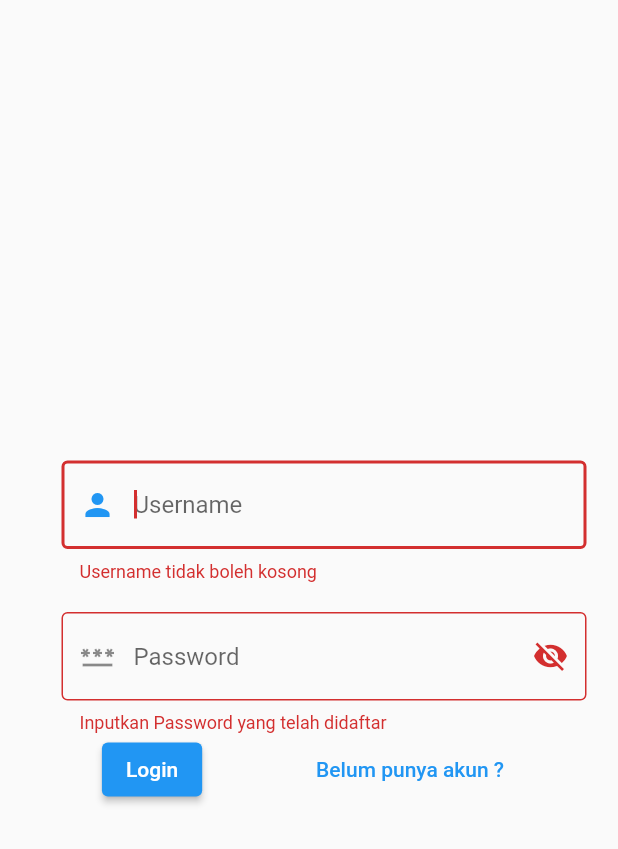
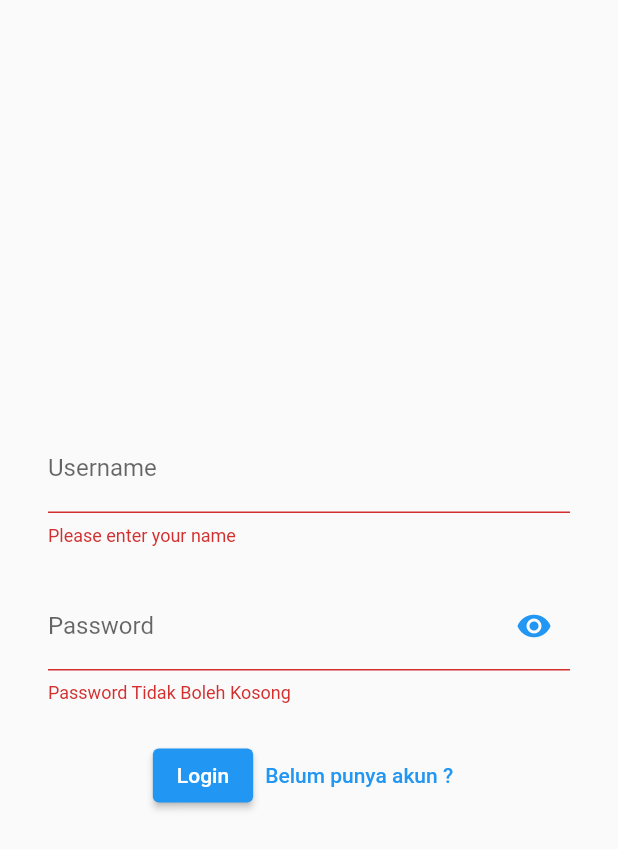
Before and after one commit to ErickMarcellinoP18/11_PBPtransportasi, a Flutter app: the LoginView screen opened directly, after a tap on "Login", on a phone screen of 412 x 824 dp. Shown: the top 849 px of the screen. Run offline on Flutter 3.47's test engine with Material 2 defaults, Android fonts, the light colour scheme and no system bars; our stand-ins replace flutter_slidable, shared_preferences, sqflite; accounts and stored records are empty.

Commit message:
register login done

```diff
--- a/lib/database/sql_helper.dart
+++ b/lib/database/sql_helper.dart
@@ -55,4 +55,10 @@ class SQLHelper {
     final db = await SQLHelper.db();
     return await db.delete('user', where: "id = $id");
   }
+
+  static Future<bool> emailUnique(String email) async {
+    final db = await SQLHelper.db();
+    final result = await db.query('user', where: "email =" '$email');
+    return false;
+  }
 }
--- a/lib/view/login.dart
+++ b/lib/view/login.dart
@@ -2,6 +2,7 @@ import 'package:flutter/material.dart';
 import 'package:transportasi_11/component/passComp.dart';
 import 'package:transportasi_11/view/home.dart';
 import 'package:transportasi_11/view/register.dart';
+import 'package:transportasi_11/database/sql_helper.dart';
 import 'package:transportasi_11/component/form_component.dart';
 
 class LoginView extends StatefulWidget {
@@ -14,63 +15,130 @@ class LoginView extends StatefulWidget {
 
 class _LoginViewState extends State<LoginView> {
   final _formKey = GlobalKey<FormState>();
+  List<Map<String, dynamic>> employee = [];
+  void refresh() async {
+    final data = await SQLHelper.getUser();
+    setState(() {
+      employee = data;
+    });
+  }
+
+  @override
+  void initState() {
+    refresh();
+    super.initState();
+  }
+
   @override
   Widget build(BuildContext context) {
-    TextEditingController usernameController = TextEditingController();
-    TextEditingController passwordController = TextEditingController();
+    TextEditingController controllerUsername = TextEditingController();
+    TextEditingController controllerPassword = TextEditingController();
+    bool isPasswordVisible = false;
 
     Map? dataForm = widget.data;
     return Scaffold(
       body: SafeArea(
         child: Form(
           key: _formKey,
+          child: Padding(
+            padding: EdgeInsets.all(32),
             child: Column(
               mainAxisAlignment: MainAxisAlignment.center,
               children: [
-              inputForm((p0) {
-                if (p0 == null || p0.isEmpty) {
-                  return "Username tidak boleh kosong";
+                TextFormField(
+                  controller: controllerUsername,
+                  decoration: const InputDecoration(
+                    border: UnderlineInputBorder(),
+                    labelText: 'Username',
+                  ),
+                  validator: (value) {
+                    if (value == null || value.isEmpty) {
+                      return 'Please enter your name';
+                    } else if (value.contains(' ')) {
+                      return 'Username tidak boleh ada spasi';
                     }
                     return null;
                   },
-                  controller: usernameController,
-                  hintTxt: "Username",
-                  helperTxt: "Inputkan user yang telah didaftar",
-                  iconData: Icons.person),
-              PassForm(passwordController: passwordController),
+                ),
+                SizedBox(height: 24),
+                TextFormField(
+                  controller: controllerPassword,
+                  decoration: InputDecoration(
+                    border: UnderlineInputBorder(),
+                    labelText: 'Password',
+                    suffixIcon: IconButton(
+                      onPressed: () {
+                        setState(() {
+                          isPasswordVisible = !isPasswordVisible;
+                        });
+                      },
+                      icon: Icon(
+                        isPasswordVisible
+                            ? Icons.visibility_off
+                            : Icons.visibility,
+                        color: isPasswordVisible ? Colors.grey : Colors.blue,
+                      ),
+                    ),
+                  ),
+                  obscureText: isPasswordVisible,
+                  validator: (value) {
+                    if (value == null || value.isEmpty) {
+                      return 'Password Tidak Boleh Kosong';
+                    } else if (value.length < 8) {
+                      return 'Password Minimal 8 karakter';
+                    }
+                    return null;
+                  },
+                ),
+                SizedBox(height: 24),
                 Row(
-                mainAxisAlignment: MainAxisAlignment.spaceEvenly,
+                  mainAxisAlignment: MainAxisAlignment.center,
                   children: [
                     ElevatedButton(
                       onPressed: () {
                         if (_formKey.currentState!.validate()) {
-                        if (dataForm!['username'] == usernameController.text &&
-                            dataForm!['password'] == passwordController.text) {
-                          Navigator.push(
+                          if (findUser(controllerUsername.text,
+                                  controllerPassword.text) ==
+                              true) {
+                            ScaffoldMessenger.of(context).showSnackBar(
+                              const SnackBar(
+                                content: Text('Login Sukses'),
+                              ),
+                            );
+                            Navigator.pushReplacement(
                                 context,
                                 MaterialPageRoute(
-                                  builder: (_) => const HomeView()));
+                                    builder: (context) => LoginView()));
                           } else {
-                          showDialog(
-                              context: context,
-                              builder: (_) => AlertDialog(
-                                    title: const Text('Password Salah'),
-                                    content: TextButton(
-                                        onPressed: () => pushRegister(context),
-                                        child: const Text('Daftar Disini')),
-                                    actions: <Widget>[
-                                      TextButton(
-                                        onPressed: () =>
-                                            Navigator.pop(context, 'Cancel'),
-                                        child: const Text('Cancel'),
+                            ScaffoldMessenger.of(context).showSnackBar(
+                              const SnackBar(
+                                content: Text('Login Gagal'),
                               ),
-                                      TextButton(
-                                        onPressed: () =>
-                                            Navigator.pop(context, 'OK'),
-                                        child: const Text('OK'),
-                                      ),
-                                    ],
-                                  ));
+                            );
+                            Navigator.pushReplacement(
+                                context,
+                                MaterialPageRoute(
+                                    builder: (context) => LoginView()));
+                            // showDialog(
+                            //     context: context,
+                            //     builder: (_) => AlertDialog(
+                            //           title: const Text('Password Salah'),
+                            //           content: TextButton(
+                            //               onPressed: () => pushRegister(context),
+                            //               child: const Text('Daftar Disini')),
+                            //           actions: <Widget>[
+                            //             TextButton(
+                            //               onPressed: () =>
+                            //                   Navigator.pop(context, 'Cancel'),
+                            //               child: const Text('Cancel'),
+                            //             ),
+                            //             TextButton(
+                            //               onPressed: () =>
+                            //                   Navigator.pop(context, 'OK'),
+                            //               child: const Text('OK'),
+                            //             ),
+                            //           ],
+                            //         ));
                           }
                         }
                       },
@@ -79,8 +147,8 @@ class _LoginViewState extends State<LoginView> {
                     TextButton(
                         onPressed: () {
                           Map<String, dynamic> formData = {};
-                        formData['username'] = usernameController.text;
-                        formData['password'] = passwordController.text;
+                          formData['username'] = controllerUsername.text;
+                          formData['password'] = controllerPassword.text;
                           pushRegister(context);
                         },
                         child: const Text('Belum punya akun ?')),
@@ -90,7 +158,17 @@ class _LoginViewState extends State<LoginView> {
             ),
           ),
         ),
+      ),
     );
+  }
+
+  bool findUser(String nama, String password) {
+    for (int i = 0; i < employee.length; i++) {
+      if (employee[i]['name'] == nama && employee[i]['password'] == password) {
+        return true;
+      }
+    }
+    return false;
   }
 }
 
```
Also changed, not shown: lib/main.dart (+0 -14 lines), lib/view/register.dart (+26 -1 lines). Lines whose indentation alone changed are shown as unchanged.
